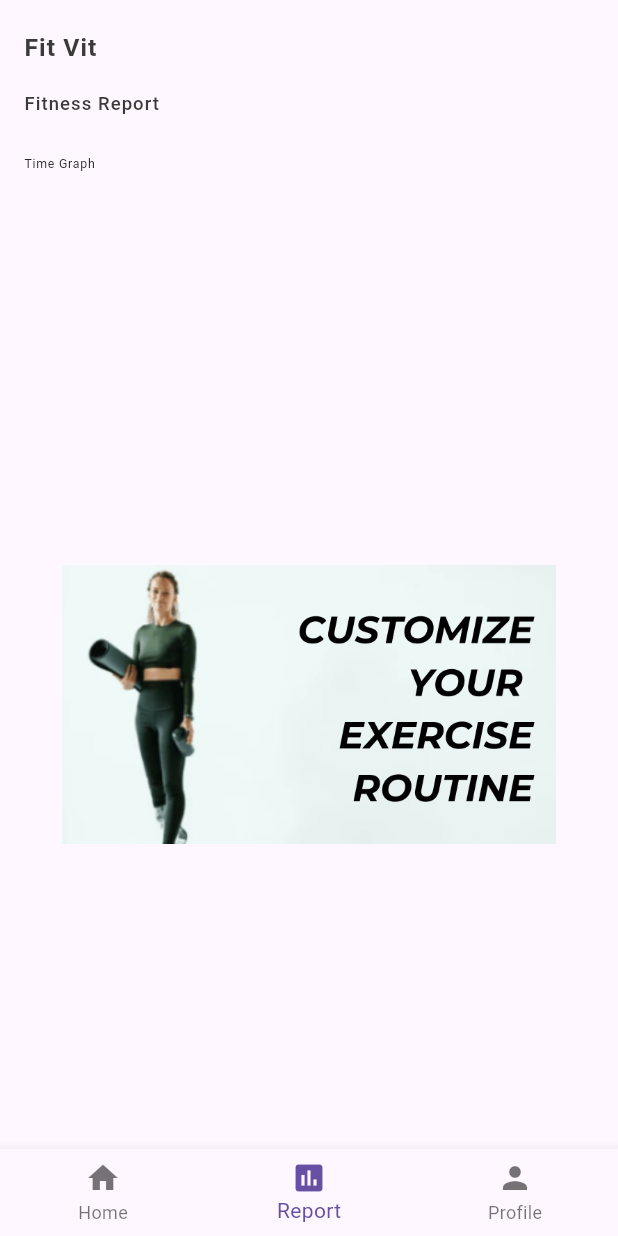
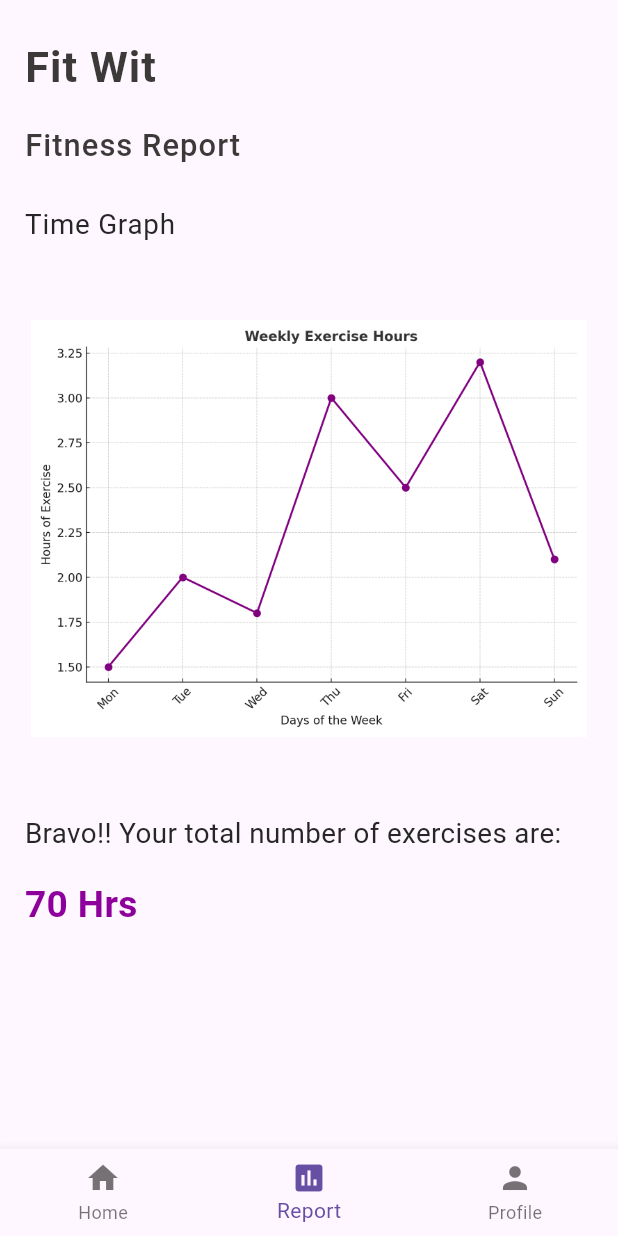
Before and after one commit to D-dhiman/intenProject, a Flutter app: the Home screen opened directly, item 2 of the bottom bar chosen, on a phone screen of 412 x 824 dp. Run offline on Flutter 3.47's test engine with Material 3 defaults, Android fonts, the phone set to English and light mode, and no system bars; our stand-ins replace confetti; Roboto replaces fonts that are missing (Karla).

Commit message:
finally done, yayy

```diff
--- a/lib/main.dart
+++ b/lib/main.dart
@@ -40,7 +40,7 @@ class MyApp extends StatelessWidget {
                     width: 71,
                     height: 92,
                     child: Text(
-                      'Fit\nviT',
+                      'Fit\nwiT',
                       textAlign: TextAlign.center,
                       style: TextStyle(
                         color: Colors.white,
--- a/lib/screens/ExerciseHistory.dart
+++ /dev/null
@@ -1,97 +0,0 @@
-import 'package:flutter/material.dart';
-
-class ExerciseHistory extends StatefulWidget {
-  @override
-  ExerciseHistoryState createState() => ExerciseHistoryState();
-}
-
-class ExerciseHistoryState extends State<ExerciseHistory> {
-  @override
-  Widget build(BuildContext context) {
-    return Scaffold(
-      body:Container(
-        width: double.infinity,
-        child:SingleChildScrollView(
-          child:Column(
-            children: [
-              Align(
-              alignment: Alignment.centerLeft,
-              child: Container(
-                margin: const EdgeInsets.only(top: 20.0),
-                padding: const EdgeInsets.symmetric(horizontal: 16.0),
-                child: Text(
-                  'Exercise History',
-                  textAlign: TextAlign.left,
-                  style: TextStyle(
-                    color: const Color(0xFF3C3939),
-                    fontSize: MediaQuery.of(context).size.width * 0.04,
-                    fontFamily: 'Karla',
-                    fontWeight: FontWeight.w600,
-                    letterSpacing: 0.7,
-                  ),
-                ),
-              ),
-            ),
-            SizedBox(height: MediaQuery.of(context).size.height * 0.02),
-
-            // list of all the pervious exercise plans a person has used.
-
-            Align(
-              alignment: Alignment.center,
-              child: SizedBox(
-                width: MediaQuery.of(context).size.width * 0.8,
-                height: MediaQuery.of(context).size.height * 0.8,
-                child: Image.asset(
-                  'assets/customise.png',
-                  fit: BoxFit.contain,
-                ),
-              ),
-            ),
-            SizedBox(height: MediaQuery.of(context).size.height * 0.03),
-
-            Align(
-              alignment: Alignment.center,
-              child: SizedBox(
-                width: MediaQuery.of(context).size.width * 0.8,
-                height: MediaQuery.of(context).size.height * 0.8,
-                child: Image.asset(
-                  'assets/customise.png',
-                  fit: BoxFit.contain,
-                ),
-              ),
-            ),
-            SizedBox(height: MediaQuery.of(context).size.height * 0.03),
-
-            Align(
-              alignment: Alignment.center,
-              child: SizedBox(
-                width: MediaQuery.of(context).size.width * 0.8,
-                height: MediaQuery.of(context).size.height * 0.8,
-                child: Image.asset(
-                  'assets/customise.png',
-                  fit: BoxFit.contain,
-                ),
-              ),
-            ),
-            SizedBox(height: MediaQuery.of(context).size.height * 0.03),
-
-            Align(
-              alignment: Alignment.center,
-              child: SizedBox(
-                width: MediaQuery.of(context).size.width * 0.8,
-                height: MediaQuery.of(context).size.height * 0.8,
-                child: Image.asset(
-                  'assets/customise.png',
-                  fit: BoxFit.contain,
-                ),
-              ),
-            ),
-            SizedBox(height: MediaQuery.of(context).size.height * 0.03),
-
-            ],
-          ),
-        ),
-      ),
-    );
-  }
-}
--- a/lib/screens/Home.dart
+++ b/lib/screens/Home.dart
@@ -61,6 +61,7 @@ class HomeState extends State<Home> {
     child: SizedBox(
       width: screenWidth,
       child: Column(
+        crossAxisAlignment: CrossAxisAlignment.start,
         children: [
           // App Name
           Align(
@@ -69,7 +70,7 @@ class HomeState extends State<Home> {
               margin: const EdgeInsets.only(top: 20.0),
               padding: const EdgeInsets.symmetric(horizontal: 16.0),
               child: Text(
-                  'Fit Vit',
+                'Fit Wit',
                 textAlign: TextAlign.left,
                 style: TextStyle(
                   color: const Color(0xFF3C3939),
@@ -82,39 +83,8 @@ class HomeState extends State<Home> {
             ),
           ),
           SizedBox(height: MediaQuery.of(context).size.height * 0.02),
-            // Week Goals
-            Align(
-              alignment: Alignment.centerLeft,
-              child: Container(
-                padding: const EdgeInsets.symmetric(horizontal: 16.0),
-                child: Text(
-                  'Week Goals',
-                  textAlign: TextAlign.left,
-                  style: TextStyle(
-                    color: const Color(0xFF3C3939),
-                    fontSize: MediaQuery.of(context).size.width * 0.030,
-                    fontFamily: 'Karla',
-                    fontWeight: FontWeight.w500,
-                    letterSpacing: 0.7,
-                  ),
-                ),
-              ),
-            ),
-            SizedBox(height: MediaQuery.of(context).size.height * 0.03),
-            // Customize your exercise routine text
-            Align(
-              alignment: Alignment.center,
-              child: SizedBox(
-                width: MediaQuery.of(context).size.width * 0.8,
-                height: MediaQuery.of(context).size.height * 0.8,
-                child: Image.asset(
-                  'assets/customise.png',
-                  fit: BoxFit.contain,
-                ),
-              ),
-            ),
-            SizedBox(height: MediaQuery.of(context).size.height * 0.03),
-            // Limb and Area Specific Exercises
+
+          // Limb and Area Specific Exercises Title
           Align(
             alignment: Alignment.centerLeft,
             child: Container(
@@ -132,41 +102,24 @@ class HomeState extends State<Home> {
               ),
             ),
           ),
+          SizedBox(height: MediaQuery.of(context).size.height * 0.02),
+
+          // Exercise Routine Options (First Set)
+          _buildExerciseOptionWithNavigation(context, UpperOne(), 'Upper Body'),
+          _buildExerciseOptionWithNavigation(context, LowerOne(), 'Lower Body'),
+          _buildExerciseOptionWithNavigation(context, CoreOne(), 'Core'),
+          _buildExerciseOptionWithNavigation(context, BackOne(), 'Back'),
+          _buildExerciseOptionWithNavigation(context, ShoulderOne(), 'Shoulders'),
+
           SizedBox(height: MediaQuery.of(context).size.height * 0.03),
-            // Exercise routine options
-            Padding(
-              padding: const EdgeInsets.symmetric(horizontal: 16.0),
-              child: SingleChildScrollView(
-                scrollDirection: Axis.horizontal,
-                child: Row(
-                  children: [
-                    _buildExerciseOptionWithNavigation(
-                        context, UpperOne()),
-                    const SizedBox(width: 8),
-                    _buildExerciseOptionWithNavigation(
-                        context, LowerOne()),
-                    const SizedBox(width: 8),
-                    _buildExerciseOptionWithNavigation(
-                        context, CoreOne()),
-                    const SizedBox(width: 8),
-                    _buildExerciseOptionWithNavigation(
-                        context, BackOne()),
-                    const SizedBox(width: 8),
-                    _buildExerciseOptionWithNavigation(
-                        context, ShoulderOne()),
-                    const SizedBox(width: 8),
-                  ],
-                ),
-              ),
-            ),
-            SizedBox(height: MediaQuery.of(context).size.height * 0.03),
-            // More options
+
+          // Mixed Routine Title
           Align(
             alignment: Alignment.centerLeft,
             child: Container(
               padding: const EdgeInsets.symmetric(horizontal: 16.0),
               child: Text(
-                  'More options',
+                'Mixed Routine Options',
                 textAlign: TextAlign.left,
                 style: TextStyle(
                   color: const Color(0xFF3C3939),
@@ -178,72 +131,21 @@ class HomeState extends State<Home> {
               ),
             ),
           ),
+          SizedBox(height: MediaQuery.of(context).size.height * 0.02),
+
+          // Mixed Routine Options (Second Set)
+          _buildExerciseOptionWithNavigation(context, UpperBodyCoreOne(), 'Upper Body & Core'),
+          _buildExerciseOptionWithNavigation(context, UpperBodyBackOne(), 'Upper Body & Back'),
+          _buildExerciseOptionWithNavigation(context, CoreLowerBodyOne(), 'Core & Lower Body'),
+          _buildExerciseOptionWithNavigation(context, FullBodySeatedOne(), 'Full Body (Seated)'),
+
           SizedBox(height: MediaQuery.of(context).size.height * 0.03),
-            //second options for mix
-            Padding(
-              padding: const EdgeInsets.symmetric(horizontal: 16.0),
-              child: SingleChildScrollView(
-                scrollDirection: Axis.horizontal,
-                child: Row(
-                  children: [
-                    _buildExerciseOptionWithNavigation(
-                        context, UpperBodyCoreOne()),
-                    const SizedBox(width: 8),
-                    _buildExerciseOptionWithNavigation(
-                        context, UpperBodyBackOne()),
-                    const SizedBox(width: 8),
-                    _buildExerciseOptionWithNavigation(
-                        context, CoreLowerBodyOne()),
-                    const SizedBox(width: 8),
-                    _buildExerciseOptionWithNavigation(
-                        context, FullBodySeatedOne()),
-                    const SizedBox(width: 8),
-                  ],
-                ),
-              ),
-            ),
-            SizedBox(height: MediaQuery.of(context).size.height * 0.03),
-            // Yoga image
-            /*
-            Padding(
-              padding: const EdgeInsets.symmetric(horizontal: 16.0),
-              child: GestureDetector(
-                onTap: () {
-                  Navigator.push(
-                    context,
-                    MaterialPageRoute(builder: (context) => ExerciseCard()),
-                  );
-                },
-                child: SizedBox(
-                  width: MediaQuery.of(context).size.width * 0.6,
-                  height: MediaQuery.of(context).size.height * 0.6,
-                  child: Image.asset(
-                    'assets/placeHolder.jpg',
-                    fit: BoxFit.contain,
-                  ),
-                ),
-              ),
-            ),
-            SizedBox(height: MediaQuery.of(context).size.height * 0.03),
-            // Zumba image
-            Padding(
-              padding: const EdgeInsets.symmetric(horizontal: 16.0),
-              child: SizedBox(
-                width: MediaQuery.of(context).size.width * 0.6,
-                height: MediaQuery.of(context).size.height * 0.6,
-                child: Image.asset(
-                  'assets/placeHolder.jpg',
-                  fit: BoxFit.contain,
-                ),
-              ),
-            ),
-            SizedBox(height: MediaQuery.of(context).size.height * 0.03),
-            */
         ],
       ),
     ),
   );
 }
+
 
   // Build other content for Report and Profile
   Widget _buildOtherContent() {
@@ -258,34 +160,41 @@ class HomeState extends State<Home> {
   }
 
   // Helper function to build each exercise option
-  Widget _buildExerciseOption(String? imageUrl) {
-    return Container(
-      width: MediaQuery.of(context).size.width * 0.4,
-      height: MediaQuery.of(context).size.height * 0.4,
-      decoration: BoxDecoration(
-        color: imageUrl == null ? const Color(0xFFD9D9D9) : null,
-        borderRadius: BorderRadius.circular(8),
-        image: imageUrl != null
-            ? DecorationImage(
-                image: AssetImage(imageUrl),
-                fit: BoxFit.contain,
-              )
-            : null,
-      ),
-    );
-  }
-
   Widget _buildExerciseOptionWithNavigation(
-      BuildContext context, Widget destinationScreen,
-      {String? imageUrl}) {
+    BuildContext context, Widget destination, String label) {
     return GestureDetector(
       onTap: () {
         Navigator.push(
           context,
-          MaterialPageRoute(builder: (context) => destinationScreen),
+          MaterialPageRoute(builder: (context) => destination),
         );
       },
-      child: _buildExerciseOption(imageUrl),
+      child: Container(
+        margin: const EdgeInsets.symmetric(horizontal: 16.0, vertical: 8.0),
+        padding: const EdgeInsets.symmetric(vertical: 16.0, horizontal: 20.0),
+        decoration: BoxDecoration(
+          color: const Color(0xFFECECEC),
+          borderRadius: BorderRadius.circular(10.0),
+        ),
+        child: Row(
+          children: [
+            Icon(
+              Icons.fitness_center,
+              color: const Color(0xFF3C3939),
+              size: 24,
+            ),
+            SizedBox(width: 16.0),
+            Text(
+              label,
+              style: TextStyle(
+                fontSize: 16,
+                color: const Color(0xFF3C3939),
+                fontWeight: FontWeight.w600,
+              ),
+            ),
+          ],
+        ),
+      ),
     );
   }
 }
--- a/lib/screens/ProfileScreen.dart
+++ b/lib/screens/ProfileScreen.dart
@@ -11,7 +11,7 @@ class ProfileScreen extends StatefulWidget {
 class ProfileScreenState extends State<ProfileScreen> {
   // Profile details
   String name = "Name";
-  String bio = "Lorem ipsumhdaf gsdvdd\nhsad hsdha adau adgy...";
+  String bio = "I believe fitness is about more than just physical health—it’s about building mental resilience, boosting confidence, and improving overall well-being. With small, consistent steps, I’m working towards being the best version of myself every day.";
   String age = "20";
   String interests = "90's Music,Long Walks,Shopping";
   String disability = "Arm mobility";
@@ -37,7 +37,7 @@ class ProfileScreenState extends State<ProfileScreen> {
                     width: 1.5,
                   ),
                   image: const DecorationImage(
-                    image: AssetImage('assets/placeHolder.jpg'),
+                    image: AssetImage('assets/profile.jpg'),
                     fit: BoxFit.cover,
                   ),
                 ),
--- a/lib/screens/ReportScreen.dart
+++ b/lib/screens/ReportScreen.dart
@@ -1,5 +1,4 @@
 import 'package:flutter/material.dart';
-import 'ExerciseHistory.dart';
 
 class ReportScreen extends StatefulWidget {
   @override
@@ -9,23 +8,28 @@ class ReportScreen extends StatefulWidget {
 class ReportScreenState extends State<ReportScreen> {
   @override
   Widget build(BuildContext context) {
+    final screenWidth = MediaQuery.of(context).size.width;
+    final screenHeight = MediaQuery.of(context).size.height;
+
     return Scaffold(
-      body:Container(
+      body: Container(
         width: double.infinity,
-        child:SingleChildScrollView(
-          child:Column(
+        child: SingleChildScrollView(
+          child: Column(
+            crossAxisAlignment: CrossAxisAlignment.start,
             children: [
+              // App Name
               Align(
                 alignment: Alignment.centerLeft,
                 child: Container(
-                margin: const EdgeInsets.only(top: 20.0),
-                padding: const EdgeInsets.symmetric(horizontal: 16.0),
+                  margin: EdgeInsets.only(top: screenHeight * 0.03),
+                  padding: EdgeInsets.symmetric(horizontal: screenWidth * 0.04),
                   child: Text(
-                  'Fit Vit',
+                    'Fit Wit',
                     textAlign: TextAlign.left,
                     style: TextStyle(
                       color: const Color(0xFF3C3939),
-                    fontSize: MediaQuery.of(context).size.width * 0.04,
+                      fontSize: screenWidth * 0.07, // Responsive font size
                       fontFamily: 'Karla',
                       fontWeight: FontWeight.w600,
                       letterSpacing: 0.7,
@@ -33,18 +37,19 @@ class ReportScreenState extends State<ReportScreen> {
                   ),
                 ),
               ),
-            SizedBox(height: MediaQuery.of(context).size.height * 0.02),
+              SizedBox(height: screenHeight * 0.02),
 
+              // Fitness Report Title
               Align(
                 alignment: Alignment.centerLeft,
                 child: Container(
-                padding: const EdgeInsets.symmetric(horizontal: 16.0),
+                  padding: EdgeInsets.symmetric(horizontal: screenWidth * 0.04),
                   child: Text(
                     'Fitness Report',
                     textAlign: TextAlign.left,
                     style: TextStyle(
                       color: const Color(0xFF3C3939),
-                    fontSize: MediaQuery.of(context).size.width * 0.030,
+                      fontSize: screenWidth * 0.05, // Responsive font size
                       fontFamily: 'Karla',
                       fontWeight: FontWeight.w500,
                       letterSpacing: 0.7,
@@ -52,18 +57,19 @@ class ReportScreenState extends State<ReportScreen> {
                   ),
                 ),
               ),
-            SizedBox(height: MediaQuery.of(context).size.height * 0.03),
+              SizedBox(height: screenHeight * 0.03),
 
+              // Time Graph Title
               Align(
                 alignment: Alignment.centerLeft,
                 child: Container(
-                padding: const EdgeInsets.symmetric(horizontal: 16.0),
+                  padding: EdgeInsets.symmetric(horizontal: screenWidth * 0.04),
                   child: Text(
                     'Time Graph',
                     textAlign: TextAlign.left,
                     style: TextStyle(
                       color: const Color.fromARGB(255, 39, 38, 38),
-                    fontSize: MediaQuery.of(context).size.width * 0.020,
+                      fontSize: screenWidth * 0.045, // Responsive font size
                       fontFamily: 'Karla',
                       fontWeight: FontWeight.w400,
                       letterSpacing: 0.5,
@@ -71,86 +77,59 @@ class ReportScreenState extends State<ReportScreen> {
                   ),
                 ),
               ),
-            SizedBox(height: MediaQuery.of(context).size.height * 0.03),
+              SizedBox(height: screenHeight * 0.03),
 
-            //Graph- time each davs day. line graph for how many hours of practice for each day.
+              // Time Graph Image
               Align(
                 alignment: Alignment.center,
                 child: SizedBox(
-                width: MediaQuery.of(context).size.width * 0.8,
-                height: MediaQuery.of(context).size.height * 0.8,
+                  width: screenWidth * 0.9,
+                  height: screenHeight * 0.4,
                   child: Image.asset(
-                  'assets/customise.png',
+                    'assets/time_graph_line.png',
                     fit: BoxFit.contain,
                   ),
                 ),
               ),
-            SizedBox(height: MediaQuery.of(context).size.height * 0.03),
+              SizedBox(height: screenHeight * 0.03),
 
+              // Bravo Text
               Align(
                 alignment: Alignment.centerLeft,
                 child: Container(
-                padding: const EdgeInsets.symmetric(horizontal: 16.0),
+                  padding: EdgeInsets.symmetric(horizontal: screenWidth * 0.04),
                   child: Text(
-                  'Bravo!! Your total number of exercie are: ',
+                    'Bravo!! Your total number of exercises are:',
                     textAlign: TextAlign.left,
                     style: TextStyle(
                       color: const Color.fromARGB(255, 39, 38, 38),
-                    fontSize: MediaQuery.of(context).size.width * 0.020,
+                      fontSize: screenWidth * 0.045, // Responsive font size
                       fontFamily: 'Karla',
                       fontWeight: FontWeight.w400,
                     ),
                   ),
                 ),
               ),
-            SizedBox(height: MediaQuery.of(context).size.height * 0.03),
+              SizedBox(height: screenHeight * 0.02),
 
-            //Total numbers of hours of exercise
-
+              // Total Hours
               Align(
                 alignment: Alignment.centerLeft,
                 child: Container(
-                padding: const EdgeInsets.symmetric(horizontal: 16.0),
+                  padding: EdgeInsets.symmetric(horizontal: screenWidth * 0.04),
                   child: Text(
-                  '70Hrs',
+                    '70 Hrs',
                     textAlign: TextAlign.left,
                     style: TextStyle(
                       color: const Color.fromARGB(255, 142, 0, 155),
-                    fontSize: MediaQuery.of(context).size.width * 0.020,
+                      fontSize: screenWidth * 0.06, // Responsive font size
                       fontFamily: 'Karla',
                       fontWeight: FontWeight.w600,
                     ),
                   ),
                 ),
               ),
-            SizedBox(height: MediaQuery.of(context).size.height * 0.03),
-
-            GestureDetector(
-                onTap: () {
-                  Navigator.push(
-                    context,
-                    MaterialPageRoute(builder: (context) => ExerciseHistory()),
-                  );
-                },
-                child: Align(
-                  alignment: Alignment.centerLeft,
-                  child: Container(
-                    padding: const EdgeInsets.symmetric(horizontal: 16.0),
-                    child: Text(
-                      'Exercise History >>',
-                      textAlign: TextAlign.left,
-                      style: TextStyle(
-                        color: const Color.fromARGB(255, 39, 38, 38),
-                        fontSize: MediaQuery.of(context).size.width * 0.020,
-                        fontFamily: 'Karla',
-                        fontWeight: FontWeight.w400,
-                      ),
-                    ),
-                  ),
-                ),
-              ),
-              SizedBox(height: MediaQuery.of(context).size.height * 0.03),
-
+              SizedBox(height: screenHeight * 0.03)
             ],
           ),
         ),
--- a/pubspec.yaml
+++ b/pubspec.yaml
@@ -39,6 +39,7 @@ dependencies:
   build_web_compilers: ^4.0.11
   http: ^1.2.2
   confetti: ^0.8.0
+  charts_flutter: ^0.12.0
 
 dev_dependencies:
   flutter_test:
@@ -89,6 +90,8 @@ flutter:
     - assets/report_1/shoulder/Lateral Raises (Modified Range).webp
     - assets/report_1/shoulder/Shoulder Press Seated.webp
     - assets/restGif.gif
+    - assets/profile.jpg
+    - assets/time_graph_line.png
   # The following line ensures that the Material Icons font is
   # included with your application, so that you can use the icons in
   # the material Icons class.
```
Also changed, not shown: assets/profile.jpg (added), assets/time_graph_line.png (added), pubspec.lock. Lines whose indentation alone changed are shown as unchanged.
